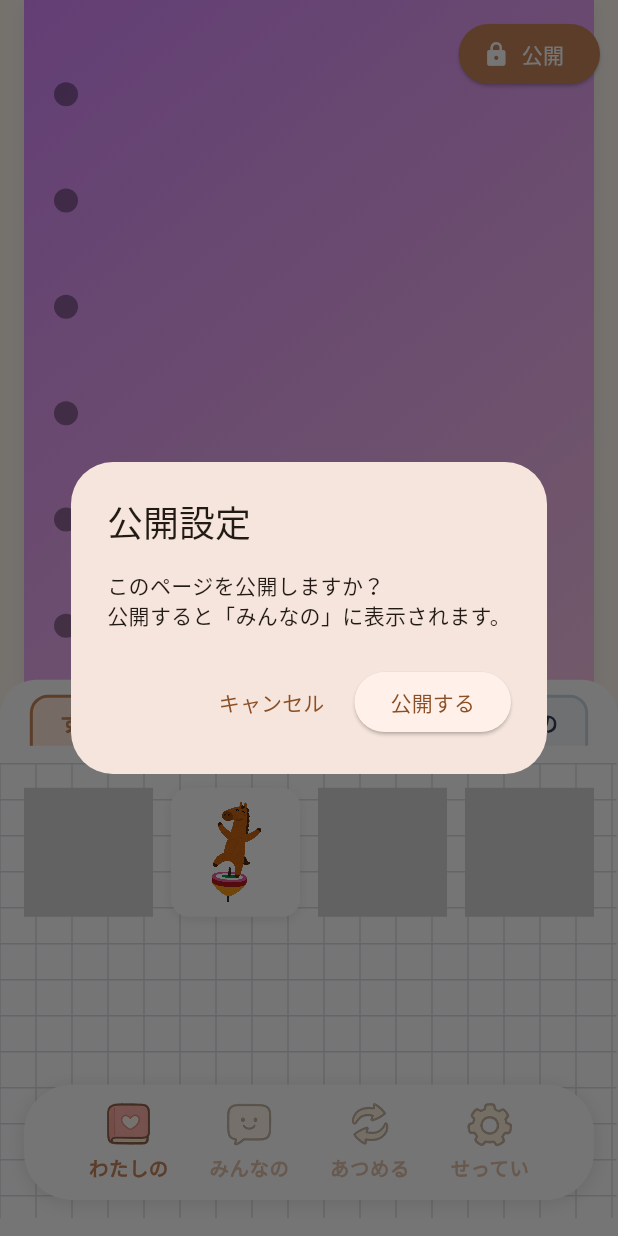
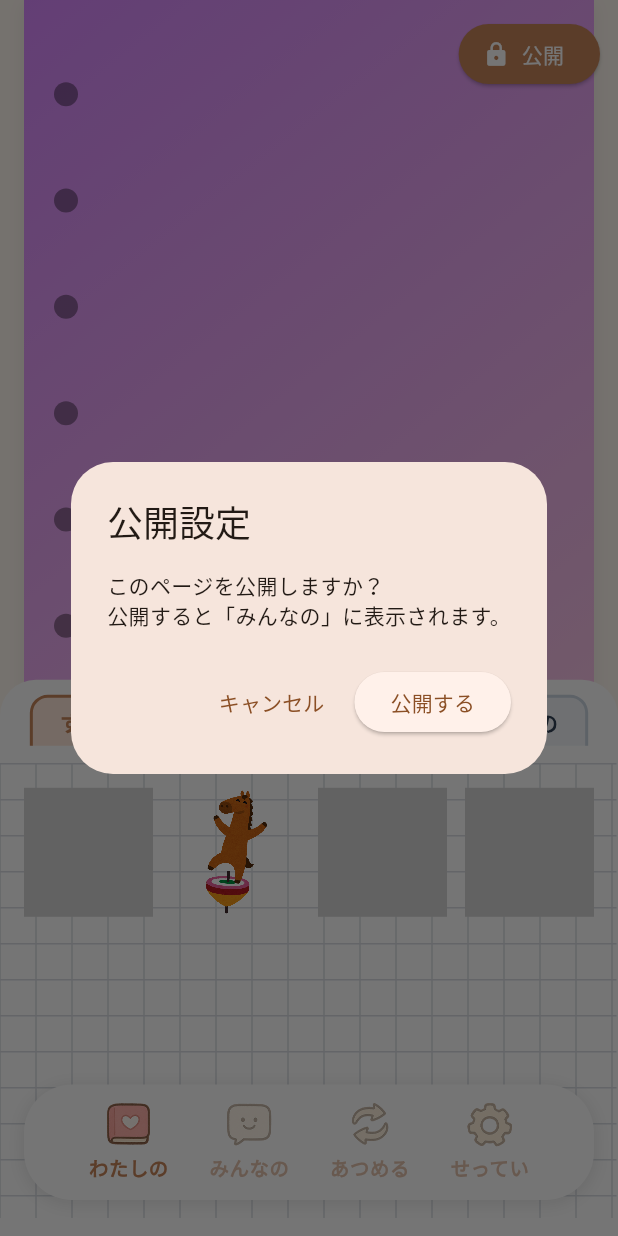
Before and after one commit to p2hacks2025/post-04, a Flutter app: the screen it shows after launch, after a tap on "公開", on a phone screen of 412 x 824 dp. Run offline on Flutter 3.47's test engine with Material 3 defaults, Android fonts, the phone set to English and light mode, and no system bars; our stand-ins replace cloud_firestore, firebase_auth, firebase_core, google_fonts; missing offline and left inert: model_viewer_plus, photo_manager; accounts and stored records are empty; network calls fail; statements that could not run were skipped.

Commit message:
fix: スティッカータイルの背景表示をオプション化し、不要な背景を非表示に設定

```diff
--- a/lib/features/sticker_book/presentation/widgets/sticker_tile.dart
+++ b/lib/features/sticker_book/presentation/widgets/sticker_tile.dart
@@ -7,6 +7,7 @@ class StickerTile extends StatelessWidget {
     required this.assetPath,
     this.size,
     this.showShadow = true,
+    this.showBackground = true,
     this.forceStaticImage = false,
     this.useModelViewer = true,
   });
@@ -14,6 +15,7 @@ class StickerTile extends StatelessWidget {
   final String assetPath;
   final double? size;
   final bool showShadow;
+  final bool showBackground;
   final bool forceStaticImage;
   final bool useModelViewer;
 
@@ -33,9 +35,15 @@ class StickerTile extends StatelessWidget {
     final isGlb = assetPath.toLowerCase().endsWith('.glb');
     final useModelForGlb = isGlb && useModelViewer && !forceStaticImage;
     final glbLike = isGlb;
-    final bgColor = (useModelForGlb || glbLike) ? Colors.transparent : Colors.white;
-    final padding = (useModelForGlb || glbLike) ? EdgeInsets.zero : const EdgeInsets.all(8);
-    final effectiveShadow = (useModelForGlb || glbLike) ? <BoxShadow>[] : boxShadow;
+    final bgColor = (!showBackground || useModelForGlb || glbLike)
+        ? Colors.transparent
+        : Colors.white;
+    final padding = (!showBackground || useModelForGlb || glbLike)
+        ? EdgeInsets.zero
+        : const EdgeInsets.all(8);
+    final effectiveShadow = (!showBackground || useModelForGlb || glbLike)
+        ? <BoxShadow>[]
+        : boxShadow;
 
     final child = _buildContent();
 
@@ -73,7 +81,10 @@ class StickerTile extends StatelessWidget {
     }
     if (isGlb || forceStaticImage) {
       final iconSize = childSize == double.infinity ? 48.0 : childSize * 0.6;
-      final previewPath = assetPath.replaceAll(RegExp(r'\.glb$', caseSensitive: false), '.png');
+      final previewPath = assetPath.replaceAll(
+        RegExp(r'\.glb$', caseSensitive: false),
+        '.png',
+      );
       return SizedBox(
         width: childSize,
         height: childSize,
```
Also changed, not shown: lib/features/sticker_book/presentation/widgets/sticker_list_bottom_sheet.dart (+12 -12 lines).
